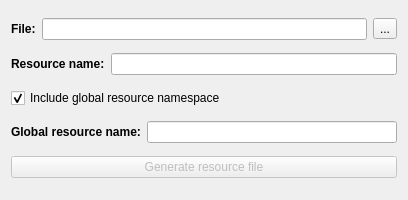
Old version of the form userinterface.ui in the repository sr-tream/ResOnMem.
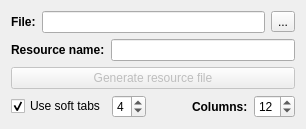
New version of the form.

Commit message: ResOnMem.pro: add suffix ".exe" for building win32 codegenerator: Added support multinamespaces userinterface: Added settings; removed global namespace; added tooltips

```diff
--- a/userinterface.ui
+++ b/userinterface.ui
@@ -2,30 +2,22 @@
 <ui version="4.0">
  <class>UserInterface</class>
  <widget class="QWidget" name="UserInterface">
-  <property name="geometry">
-   <rect>
-    <x>0</x>
-    <y>0</y>
-    <width>408</width>
-    <height>200</height>
-   </rect>
-  </property>
   <property name="minimumSize">
    <size>
     <width>0</width>
-    <height>200</height>
+    <height>100</height>
    </size>
   </property>
   <property name="maximumSize">
    <size>
     <width>16777215</width>
-    <height>200</height>
+    <height>16777215</height>
    </size>
   </property>
   <property name="windowTitle">
    <string>UserInterface</string>
   </property>
-  <layout class="QGridLayout" name="gridLayout_4">
+  <layout class="QGridLayout" name="gridLayout_5">
    <item row="0" column="0">
     <layout class="QGridLayout" name="gridLayout">
      <item row="0" column="2">
@@ -57,61 +49,92 @@
      </item>
     </layout>
    </item>
-   <item row="1" column="0">
-    <layout class="QGridLayout" name="gridLayout_2">
-     <item row="0" column="0">
-      <widget class="QLabel" name="label_2">
-       <property name="font">
-        <font>
-         <weight>75</weight>
-         <bold>true</bold>
-        </font>
-       </property>
-       <property name="text">
-        <string>Resource name:</string>
-       </property>
-      </widget>
-     </item>
-     <item row="0" column="1">
-      <widget class="QLineEdit" name="resName"/>
-     </item>
-    </layout>
-   </item>
-   <item row="2" column="0">
-    <widget class="QCheckBox" name="inc_gNS">
-     <property name="text">
-      <string>Include global resource namespace</string>
-     </property>
-     <property name="checked">
-      <bool>true</bool>
-     </property>
-    </widget>
-   </item>
    <item row="3" column="0">
-    <layout class="QGridLayout" name="gridLayout_3">
-     <item row="0" column="0">
-      <widget class="QLabel" name="label_3">
-       <property name="font">
-        <font>
-         <weight>75</weight>
-         <bold>true</bold>
-        </font>
-       </property>
+    <layout class="QHBoxLayout" name="horizontalLayout">
+     <item>
+      <widget class="QCheckBox" name="useSpaces">
        <property name="text">
-        <string>Global resource name:</string>
+        <string>Use soft tabs</string>
        </property>
+       <property name="checked">
+        <bool>true</bool>
+       </property>
       </widget>
      </item>
-     <item row="0" column="1">
-      <widget class="QLineEdit" name="g_resName">
-       <property name="text">
-        <string/>
+     <item>
+      <widget class="QSpinBox" name="spacesCount">
+       <property name="enabled">
+        <bool>true</bool>
        </property>
+       <property name="toolTip">
+        <string>&lt;html&gt;&lt;head/&gt;&lt;body&gt;&lt;p&gt;Count spaces in one soft tab.&lt;/p&gt;&lt;p&gt;&lt;span style=&quot; font-weight:600;&quot;&gt;Default:&lt;/span&gt; 4&lt;/p&gt;&lt;p&gt;&lt;span style=&quot; font-weight:600;&quot;&gt;Min:&lt;/span&gt; 1&lt;/p&gt;&lt;p&gt;&lt;span style=&quot; font-weight:600;&quot;&gt;Max:&lt;/span&gt; 8&lt;/p&gt;&lt;/body&gt;&lt;/html&gt;</string>
+       </property>
+       <property name="minimum">
+        <number>1</number>
+       </property>
+       <property name="maximum">
+        <number>8</number>
+       </property>
+       <property name="value">
+        <number>4</number>
+       </property>
       </widget>
      </item>
+     <item>
+      <spacer name="horizontalSpacer">
+       <property name="orientation">
+        <enum>Qt::Horizontal</enum>
+       </property>
+       <property name="sizeHint" stdset="0">
+        <size>
+         <width>40</width>
+         <height>20</height>
+        </size>
+       </property>
+      </spacer>
+     </item>
+     <item>
+      <layout class="QGridLayout" name="gridLayout_4">
+       <item row="0" column="0">
+        <widget class="QLabel" name="label_4">
+         <property name="font">
+          <font>
+           <weight>75</weight>
+           <bold>true</bold>
+          </font>
+         </property>
+         <property name="toolTip">
+          <string>&lt;html&gt;&lt;head/&gt;&lt;body&gt;&lt;p&gt;Columns of HEX data&lt;/p&gt;&lt;/body&gt;&lt;/html&gt;</string>
+         </property>
+         <property name="text">
+          <string>Columns:</string>
+         </property>
+        </widget>
+       </item>
+       <item row="0" column="1">
+        <widget class="QSpinBox" name="columnsCount">
+         <property name="toolTip">
+          <string>&lt;html&gt;&lt;head/&gt;&lt;body&gt;&lt;p&gt;Count columns in HEX data.&lt;/p&gt;&lt;p&gt;&lt;span style=&quot; font-weight:600;&quot;&gt;Default:&lt;/span&gt; 12&lt;/p&gt;&lt;p&gt;&lt;span style=&quot; font-weight:600;&quot;&gt;Min:&lt;/span&gt; 1&lt;/p&gt;&lt;p&gt;&lt;span style=&quot; font-weight:600;&quot;&gt;Max:&lt;/span&gt; 64&lt;/p&gt;&lt;/body&gt;&lt;/html&gt;</string>
+         </property>
+         <property name="minimum">
+          <number>1</number>
+         </property>
+         <property name="maximum">
+          <number>64</number>
+         </property>
+         <property name="value">
+          <number>12</number>
+         </property>
+         <property name="displayIntegerBase">
+          <number>10</number>
+         </property>
+        </widget>
+       </item>
+      </layout>
+     </item>
     </layout>
    </item>
-   <item row="4" column="0">
+   <item row="2" column="0">
     <widget class="QPushButton" name="generate">
      <property name="enabled">
       <bool>false</bool>
@@ -121,6 +144,33 @@
      </property>
     </widget>
    </item>
+   <item row="1" column="0">
+    <layout class="QGridLayout" name="gridLayout_2">
+     <item row="0" column="0">
+      <widget class="QLabel" name="label_2">
+       <property name="font">
+        <font>
+         <weight>75</weight>
+         <bold>true</bold>
+        </font>
+       </property>
+       <property name="toolTip">
+        <string>&lt;html&gt;&lt;head/&gt;&lt;body&gt;&lt;p&gt;Punct &lt;span style=&quot; font-size:16pt; font-weight:600;&quot;&gt;:&lt;/span&gt; is separator for name spaces&lt;/p&gt;&lt;/body&gt;&lt;/html&gt;</string>
+       </property>
+       <property name="text">
+        <string>Resource name:</string>
+       </property>
+      </widget>
+     </item>
+     <item row="0" column="1">
+      <widget class="QLineEdit" name="resName">
+       <property name="toolTip">
+        <string>&lt;html&gt;&lt;head/&gt;&lt;body&gt;&lt;p&gt;Punct &lt;span style=&quot; font-size:16pt; font-weight:600;&quot;&gt;:&lt;/span&gt; is separator for name spaces&lt;/p&gt;&lt;/body&gt;&lt;/html&gt;</string>
+       </property>
+      </widget>
+     </item>
+    </layout>
+   </item>
   </layout>
  </widget>
  <layoutdefault spacing="6" margin="11"/>
```
Left out of the diff: 36 changed lines with no effect on the pictures. The commit also changes 5 other files.
